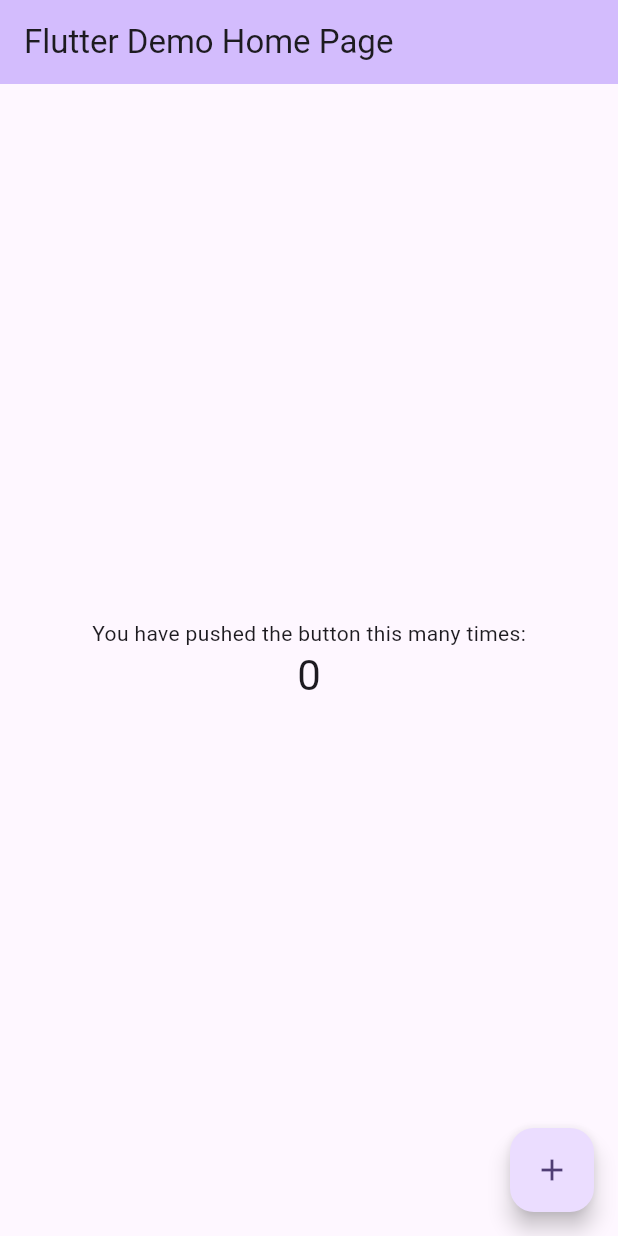
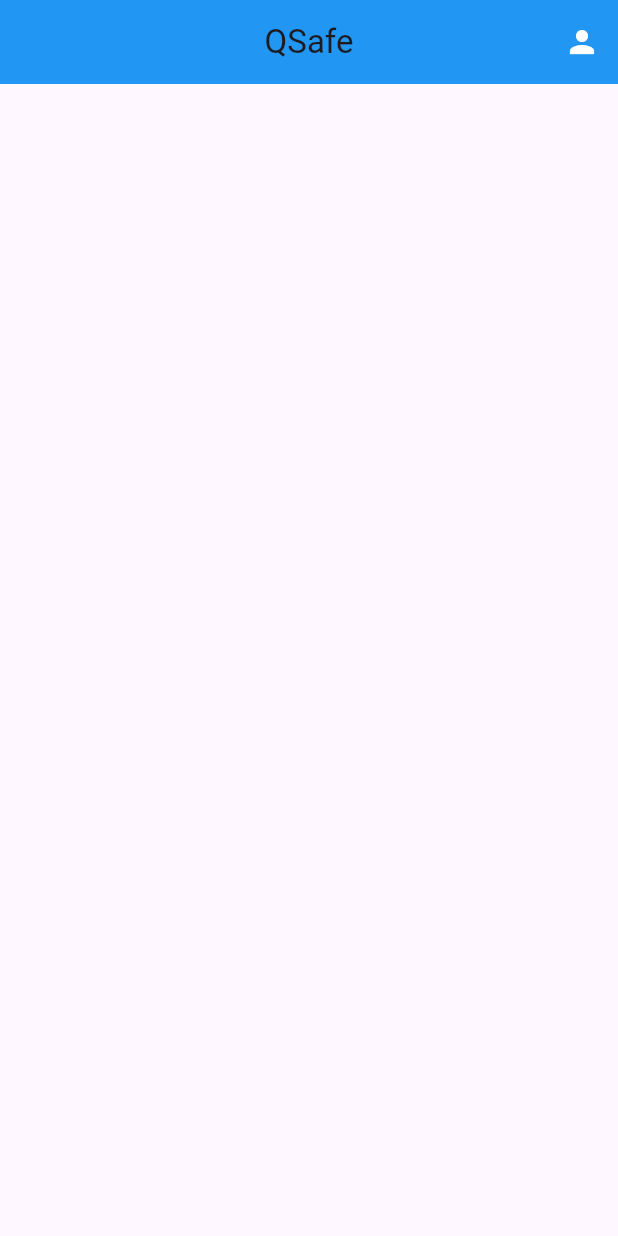
Before and after one commit to Mrbyttes/ToDoList, a Flutter app: the screen it shows after launch, on a phone screen of 412 x 824 dp. Run offline on Flutter 3.47's test engine with Material 3 defaults, Android fonts, the phone set to English and light mode, and no system bars.

Commit message:
creation de la page d'acceilet d'un bouton simple button

```diff
--- /dev/null
+++ b/lib/HomePage.dart
@@ -0,0 +1,38 @@
+import 'package:flutter/material.dart';
+import 'package:hnapp/main.dart';
+
+class HomePage extends StatelessWidget {
+  // La page d'accueil avec la barre du haut et le corps vide
+  Widget build(BuildContext context) {
+    return Scaffold(
+      appBar: LaBarreDuHaut(),
+      body: Container(),
+    );
+  }
+}
+
+class LaBarreDuHaut extends StatelessWidget implements PreferredSizeWidget {
+  // La barre du haut avec le titre et le bouton à droite
+  Widget build(BuildContext context) {
+    return AppBar(
+      actions: [
+        IconButton(
+          icon: Icon(
+            Icons.person,
+            color: Colors.white,
+          ),
+          onPressed: () {
+            // Juste un exemple d'action
+            print("Bouton à droite pressé !");
+          },
+        ),
+      ],
+      centerTitle: true,
+      backgroundColor: Colors.blue,
+      title: Text("QSafe"),
+    );
+  }
+
+  @override
+  Size get preferredSize => Size.fromHeight(kToolbarHeight);
+}
--- a/lib/main.dart
+++ b/lib/main.dart
@@ -1,125 +1,16 @@
 import 'package:flutter/material.dart';
+import 'package:hnapp/HomePage.dart';
 
 void main() {
-  runApp(const MyApp());
+  runApp(App());
 }
 
-class MyApp extends StatelessWidget {
-  const MyApp({super.key});
-
-  // This widget is the root of your application.
-  @override
+class App extends StatelessWidget {
   Widget build(BuildContext context) {
     return MaterialApp(
-      title: 'Flutter Demo',
-      theme: ThemeData(
-        // This is the theme of your application.
-        //
-        // TRY THIS: Try running your application with "flutter run". You'll see
-        // the application has a purple toolbar. Then, without quitting the app,
-        // try changing the seedColor in the colorScheme below to Colors.green
-        // and then invoke "hot reload" (save your changes or press the "hot
-        // reload" button in a Flutter-supported IDE, or press "r" if you used
-        // the command line to start the app).
-        //
-        // Notice that the counter didn't reset back to zero; the application
-        // state is not lost during the reload. To reset the state, use hot
-        // restart instead.
-        //
-        // This works for code too, not just values: Most code changes can be
-        // tested with just a hot reload.
-        colorScheme: ColorScheme.fromSeed(seedColor: Colors.deepPurple),
-        useMaterial3: true,
-      ),
-      home: const MyHomePage(title: 'Flutter Demo Home Page'),
+      debugShowCheckedModeBanner: false,
+      title: "QSafe",
+      home: HomePage(),
     );
   }
 }
-
-class MyHomePage extends StatefulWidget {
-  const MyHomePage({super.key, required this.title});
-
-  // This widget is the home page of your application. It is stateful, meaning
-  // that it has a State object (defined below) that contains fields that affect
-  // how it looks.
-
-  // This class is the configuration for the state. It holds the values (in this
-  // case the title) provided by the parent (in this case the App widget) and
-  // used by the build method of the State. Fields in a Widget subclass are
-  // always marked "final".
-
-  final String title;
-
-  @override
-  State<MyHomePage> createState() => _MyHomePageState();
-}
-
-class _MyHomePageState extends State<MyHomePage> {
-  int _counter = 0;
-
-  void _incrementCounter() {
-    setState(() {
-      // This call to setState tells the Flutter framework that something has
-      // changed in this State, which causes it to rerun the build method below
-      // so that the display can reflect the updated values. If we changed
-      // _counter without calling setState(), then the build method would not be
-      // called again, and so nothing would appear to happen.
-      _counter++;
-    });
-  }
-
-  @override
-  Widget build(BuildContext context) {
-    // This method is rerun every time setState is called, for instance as done
-    // by the _incrementCounter method above.
-    //
-    // The Flutter framework has been optimized to make rerunning build methods
-    // fast, so that you can just rebuild anything that needs updating rather
-    // than having to individually change instances of widgets.
-    return Scaffold(
-      appBar: AppBar(
-        // TRY THIS: Try changing the color here to a specific color (to
-        // Colors.amber, perhaps?) and trigger a hot reload to see the AppBar
-        // change color while the other colors stay the same.
-        backgroundColor: Theme.of(context).colorScheme.inversePrimary,
-        // Here we take the value from the MyHomePage object that was created by
-        // the App.build method, and use it to set our appbar title.
-        title: Text(widget.title),
-      ),
-      body: Center(
-        // Center is a layout widget. It takes a single child and positions it
-        // in the middle of the parent.
-        child: Column(
-          // Column is also a layout widget. It takes a list of children and
-          // arranges them vertically. By default, it sizes itself to fit its
-          // children horizontally, and tries to be as tall as its parent.
-          //
-          // Column has various properties to control how it sizes itself and
-          // how it positions its children. Here we use mainAxisAlignment to
-          // center the children vertically; the main axis here is the vertical
-          // axis because Columns are vertical (the cross axis would be
-          // horizontal).
-          //
-          // TRY THIS: Invoke "debug painting" (choose the "Toggle Debug Paint"
-          // action in the IDE, or press "p" in the console), to see the
-          // wireframe for each widget.
-          mainAxisAlignment: MainAxisAlignment.center,
-          children: <Widget>[
-            const Text(
-              'You have pushed the button this many times:',
-            ),
-            Text(
-              '$_counter',
-              style: Theme.of(context).textTheme.headlineMedium,
-            ),
-          ],
-        ),
-      ),
-      floatingActionButton: FloatingActionButton(
-        onPressed: _incrementCounter,
-        tooltip: 'Increment',
-        child: const Icon(Icons.add),
-      ), // This trailing comma makes auto-formatting nicer for build methods.
-    );
-  }
-}
--- a/pubspec.yaml
+++ b/pubspec.yaml
@@ -59,8 +59,8 @@ flutter:
   uses-material-design: true
 
   # To add assets to your application, add an assets section, like this:
-  # assets:
-  #   - images/a_dot_burr.jpeg
+  assets:
+    - assets/images/OIP.jpg
   #   - images/a_dot_ham.jpeg
 
   # An image asset can refer to one or more resolution-specific "variants", see
```
Also changed, not shown: 1 other file.
